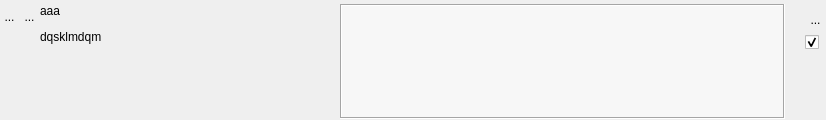
Above: UiQT4/desWidgetPlusieursInto.ui from SalomePlatform/eficas_tools before the change. Below: the same form after it.
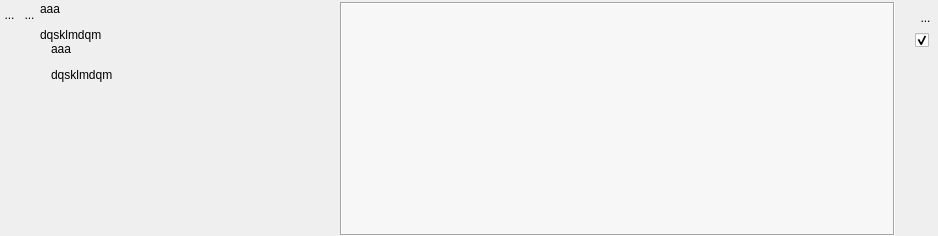
That is the form after the change. Icons and pictures are not drawn. Custom widgets are drawn as their Qt base class.

Patch:
```diff
--- a/UiQT4/desWidgetPlusieursInto.ui
+++ b/UiQT4/desWidgetPlusieursInto.ui
@@ -6,8 +6,8 @@
    <rect>
     <x>0</x>
     <y>0</y>
-    <width>826</width>
-    <height>120</height>
+    <width>938</width>
+    <height>236</height>
    </rect>
   </property>
   <property name="sizePolicy">
@@ -33,13 +33,13 @@
     <number>0</number>
    </property>
    <property name="topMargin">
-    <number>4</number>
+    <number>2</number>
    </property>
    <property name="rightMargin">
-    <number>0</number>
+    <number>2</number>
    </property>
    <property name="bottomMargin">
-    <number>1</number>
+    <number>0</number>
    </property>
    <item>
     <layout class="QVBoxLayout" name="verticalLayout_2">
@@ -145,6 +145,8 @@
     </layout>
    </item>
    <item>
+    <layout class="QVBoxLayout" name="verticalLayout_3">
+     <item>
     <widget class="MonLabelClic" name="label">
      <property name="sizePolicy">
       <sizepolicy hsizetype="Fixed" vsizetype="Preferred">
@@ -154,13 +156,92 @@
      </property>
      <property name="minimumSize">
       <size>
+         <width>280</width>
+         <height>25</height>
+        </size>
+       </property>
+       <property name="maximumSize">
+        <size>
+         <width>280</width>
+         <height>16777215</height>
+        </size>
+       </property>
+       <property name="frameShape">
+        <enum>QFrame::NoFrame</enum>
+       </property>
+       <property name="text">
+        <string>&lt;html&gt;&lt;head/&gt;&lt;body&gt;&lt;p&gt;aaa&lt;/p&gt;&lt;p&gt;dqsklmdqm&lt;/p&gt;&lt;/body&gt;&lt;/html&gt;</string>
+       </property>
+       <property name="scaledContents">
+        <bool>false</bool>
+       </property>
+       <property name="alignment">
+        <set>Qt::AlignLeading|Qt::AlignLeft|Qt::AlignTop</set>
+       </property>
+      </widget>
+     </item>
+     <item>
+      <widget class="QScrollArea" name="scrollArea_2">
+       <property name="sizePolicy">
+        <sizepolicy hsizetype="Fixed" vsizetype="Expanding">
+         <horstretch>0</horstretch>
+         <verstretch>0</verstretch>
+        </sizepolicy>
+       </property>
+       <property name="minimumSize">
+        <size>
        <width>300</width>
+         <height>0</height>
+        </size>
+       </property>
+       <property name="maximumSize">
+        <size>
+         <width>300</width>
+         <height>16777215</height>
+        </size>
+       </property>
+       <property name="frameShape">
+        <enum>QFrame::NoFrame</enum>
+       </property>
+       <property name="lineWidth">
+        <number>0</number>
+       </property>
+       <property name="widgetResizable">
+        <bool>true</bool>
+       </property>
+       <widget class="QWidget" name="scrollAreaWidgetContents_2">
+        <property name="geometry">
+         <rect>
+          <x>0</x>
+          <y>0</y>
+          <width>300</width>
+          <height>166</height>
+         </rect>
+        </property>
+        <layout class="QGridLayout" name="gridLayout_2">
+         <property name="horizontalSpacing">
+          <number>0</number>
+         </property>
+         <property name="margin">
+          <number>0</number>
+         </property>
+         <item row="0" column="0">
+          <widget class="QLabel" name="monCommentaireLabel">
+           <property name="sizePolicy">
+            <sizepolicy hsizetype="Fixed" vsizetype="Preferred">
+             <horstretch>0</horstretch>
+             <verstretch>0</verstretch>
+            </sizepolicy>
+           </property>
+           <property name="minimumSize">
+            <size>
+             <width>78</width>
        <height>25</height>
       </size>
      </property>
      <property name="maximumSize">
       <size>
-       <width>178</width>
+             <width>278</width>
        <height>16777215</height>
       </size>
      </property>
@@ -177,6 +258,12 @@
       <set>Qt::AlignLeading|Qt::AlignLeft|Qt::AlignTop</set>
      </property>
     </widget>
+         </item>
+        </layout>
+       </widget>
+      </widget>
+     </item>
+    </layout>
    </item>
    <item>
     <widget class="QScrollArea" name="scrollArea">
@@ -206,8 +293,8 @@
        <rect>
         <x>0</x>
         <y>0</y>
-        <width>435</width>
-        <height>113</height>
+        <width>543</width>
+        <height>232</height>
        </rect>
       </property>
       <property name="sizePolicy">
```
Left out of the diff: 3 changed lines with no effect on the pictures. Lines whose indentation alone changed are shown as unchanged.
